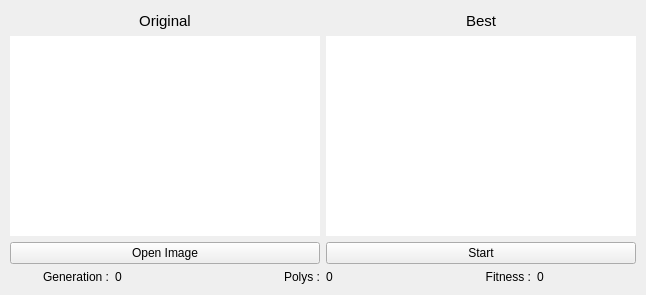
First picture: the form in widget.ui, repository tux3/Evolve, before the edit.
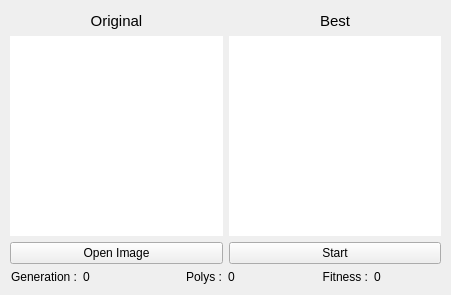
Second picture: the form after the edit.

Commit message: Create Settings widget, update GUI

Diff of the .ui file:
```diff
--- a/widget.ui
+++ b/widget.ui
@@ -6,8 +6,8 @@
    <rect>
     <x>0</x>
     <y>0</y>
-    <width>646</width>
-    <height>292</height>
+    <width>451</width>
+    <height>295</height>
    </rect>
   </property>
   <property name="windowTitle">
```
Left out of the diff: 2 changed lines with no effect on the pictures. The commit also changes 4 other files.
